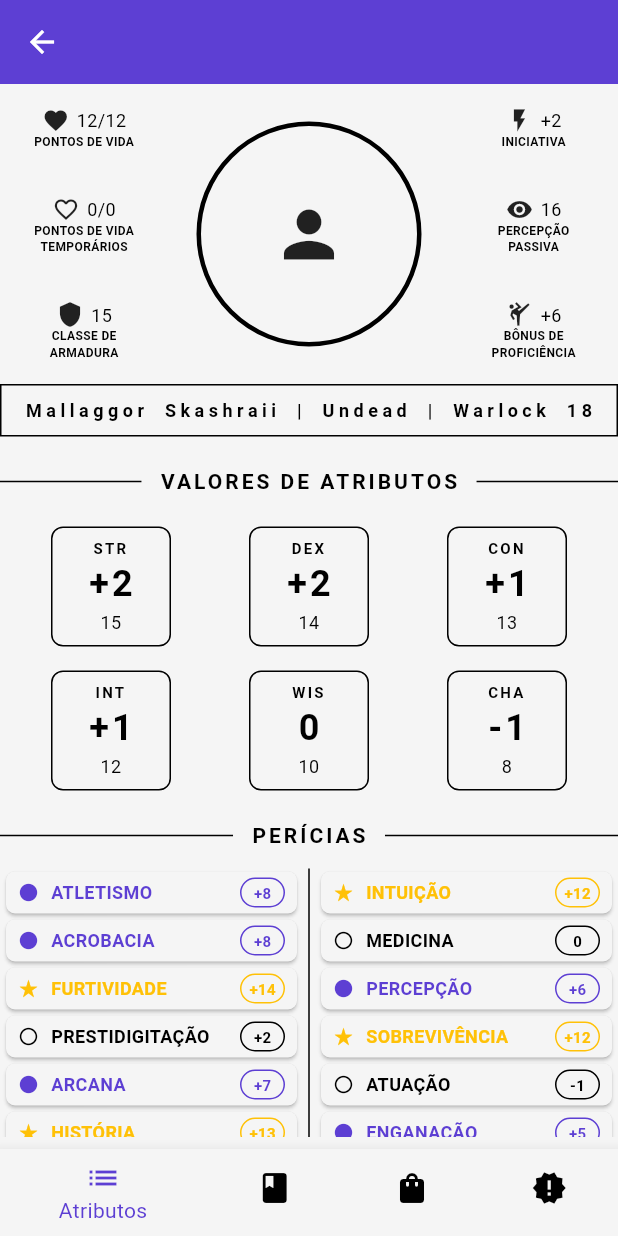
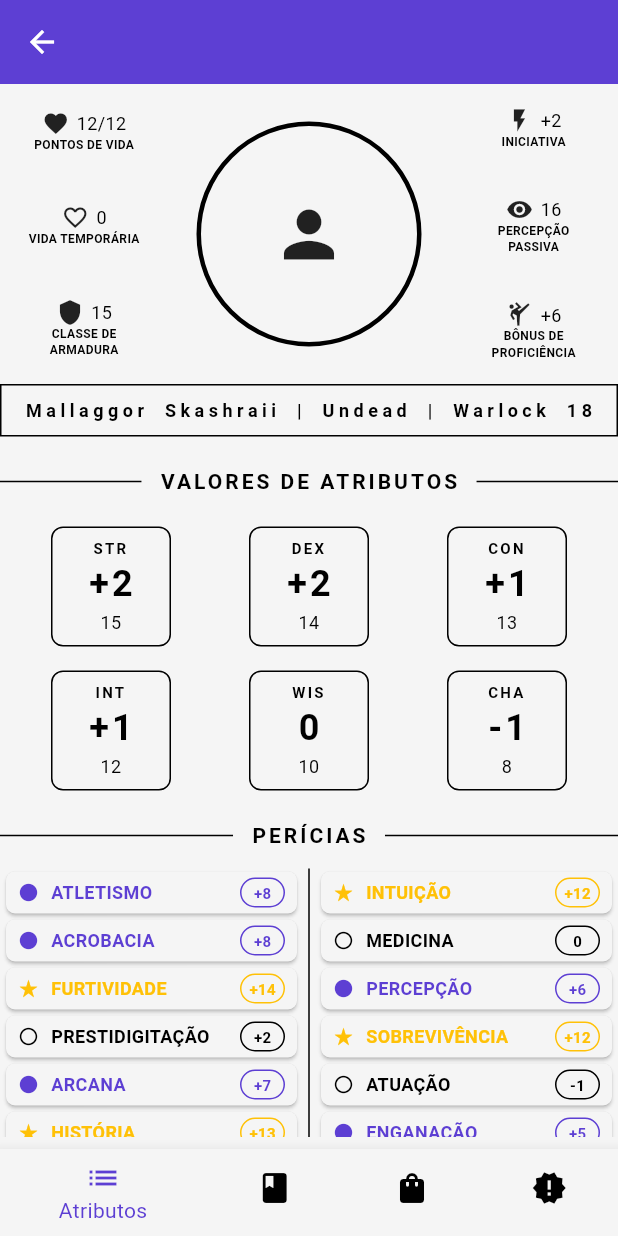
Before and after one commit to ImGumono/aventuris_app, a Flutter app: the CharacterSheetPage screen opened by its route, after a tap on "ATLETISMO", on a phone screen of 412 x 824 dp. Run offline on Flutter 3.47's test engine with Material 3 defaults, Android fonts, the phone set to English and light mode, and no system bars; our stand-ins replace flutter_riverpod, go_router; statements that could not run were skipped.

Commit message:
Refactor CharacterProfileView layout and extract widget methods for left and right columns

```diff
--- a/lib/features/character_sheet/components/character_profile_view.dart
+++ b/lib/features/character_sheet/components/character_profile_view.dart
@@ -1,4 +1,5 @@
 import 'package:aventuris_app/features/character_sheet/controllers/character_controller.dart';
+import 'package:aventuris_app/features/character_sheet/models/character_model.dart';
 import 'package:flutter/material.dart';
 import 'package:flutter_riverpod/flutter_riverpod.dart';
 
@@ -16,44 +17,135 @@ class CharacterProfileView extends ConsumerWidget {
 
     return Container(
       color: Theme.of(context).colorScheme.surface,
-      width: MediaQuery.of(context).size.width,
+      width: double.infinity,
       child: Column(
         mainAxisAlignment: MainAxisAlignment.spaceBetween,
         children: [
           Row(
             mainAxisAlignment: MainAxisAlignment.spaceAround,
             children: [
-              // Coluna Esquerda
-              SizedBox(
+              _buildLeftColumn(context, controller, character),
+              _buildAvatar(context),
+              _buildRightColumn(controller),
+            ],
+          ),
+          _buildTitleBar(context, character),
+        ],
+      ),
+    );
+  }
+
+  /// ======================
+  /// LADO ESQUERDO
+  /// ======================
+  Widget _buildLeftColumn(
+    BuildContext context,
+    CharacterController controller,
+    CharacterModel character,
+  ) {
+    return SizedBox(
+      height: 200,
+      width: 75,
+      child: Column(
+        mainAxisAlignment: MainAxisAlignment.spaceAround,
+        children: [
+          _buildLifeProperty(
+            context: context,
+            title: 'Pontos de Vida',
+            text: '${character.life}/${character.maxLife}',
+            icon: Icons.favorite,
+            onTap: () => _openValueDialog(
+              context: context,
+              title: 'PV Atual',
+              initialValue: character.life,
+              minValue: 0,
+              onSave: controller.setLife,
+            ),
+            onLongPress: () => _openValueDialog(
+              context: context,
+              title: 'PV Máximo',
+              initialValue: character.maxLife,
+              minValue: 1,
+              onSave: controller.setMaxLife,
+            ),
+            onDoubleTap: controller.decrementLife,
+          ),
+          _buildLifeProperty(
+            context: context,
+            title: 'Vida Temporária',
+            text: '${character.temporaryLife}',
+            icon: Icons.favorite_border,
+            onTap: () => _openValueDialog(
+              context: context,
+              title: 'Vida Temporária',
+              initialValue: character.temporaryLife,
+              minValue: 0,
+              onSave: controller.setTemporaryLife,
+            ),
+            onLongPress: () {
+              // TODO
+            },
+            onDoubleTap: controller.decrementTemporaryLife,
+          ),
+          _buildLifeProperty(
+            context: context,
+            title: 'Classe de Armadura',
+            text: '${character.armorClass}',
+            icon: Icons.shield,
+            onTap: () => _openValueDialog(
+              context: context,
+              title: 'Classe de Armadura',
+              initialValue: character.armorClass,
+              minValue: 0,
+              onSave: controller.setArmorClass,
+            ),
+            onLongPress: () {
+              // TODO
+            },
+            onDoubleTap: () {
+              // TODO
+            },
+          ),
+        ],
+      ),
+    );
+  }
+
+  /// ======================
+  /// LADO DIREITO
+  /// ======================
+  Widget _buildRightColumn(CharacterController controller) {
+    return SizedBox(
       height: 200,
       width: 75,
       child: Column(
         mainAxisAlignment: MainAxisAlignment.spaceAround,
         children: [
           _buildProperty(
-                      icon: Icons.favorite_sharp,
-                      title: 'Pontos de Vida',
-                      text: '${character.life}/${character.maxLife}',
+            icon: Icons.flash_on,
+            title: 'Iniciativa',
+            text: '+${controller.getInitiative()}',
           ),
           _buildProperty(
-                      icon: Icons.favorite_border_sharp,
-                      title: 'Pontos de Vida Temporários',
-                      text:
-                          '${character.temporaryLife}/${character.temporaryMaxLife}',
+            icon: Icons.remove_red_eye,
+            title: 'Percepção Passiva',
+            text: '${controller.getPassivePerception()}',
           ),
           _buildProperty(
-                      icon: Icons.shield,
-                      title: 'Classe de Armadura',
-                      text: '${character.armorClass}',
+            icon: Icons.sports_martial_arts,
+            title: 'Bônus de Proficiência',
+            text: '+${controller.getProficiencyBonus()}',
           ),
         ],
       ),
-              ),
+    );
+  }
 
-              // Avatar no Meio
-              Column(
-                children: [
-                  Padding(
+  /// ======================
+  /// AVATAR
+  /// ======================
+  Widget _buildAvatar(BuildContext context) {
+    return Padding(
       padding: const EdgeInsets.symmetric(vertical: 25),
       child: Container(
         height: 150,
@@ -68,44 +160,29 @@ class CharacterProfileView extends ConsumerWidget {
         ),
         child: const Icon(Icons.person, size: 50),
       ),
-                  ),
-                ],
-              ),
-
-              // Coluna Direita
-              SizedBox(
-                height: 200,
-                width: 75,
-                child: Column(
-                  mainAxisAlignment: MainAxisAlignment.spaceAround,
-                  children: [
-                    _buildProperty(
-                      icon: Icons.flash_on,
-                      title: 'Iniciativa',
-                      text: '+${controller.getInitiative().toString()}',
-                    ),
-                    _buildProperty(
-                      icon: Icons.remove_red_eye,
-                      title: 'Percepção Passiva',
-                      text: controller.getPassivePerception().toString(),
-                    ),
-                    _buildProperty(
-                      icon: Icons.sports_martial_arts,
-                      title: 'Bônus de Proficiência',
-                      text: '+${controller.getProficiencyBonus().toString()}',
-                    ),
-                  ],
-                ),
-              ),
-            ],
-          ),
-          _buildTitleBar(context, character),
-        ],
-      ),
     );
   }
 
-  /// Widget de propriedade individual
+  /// ======================
+  /// PROPRIEDADES
+  /// ======================
+  Widget _buildLifeProperty({
+    required BuildContext context,
+    required String title,
+    required String text,
+    required IconData icon,
+    required VoidCallback onTap,
+    required VoidCallback onLongPress,
+    required VoidCallback onDoubleTap,
+  }) {
+    return GestureDetector(
+      onTap: onTap,
+      onLongPress: onLongPress,
+      onDoubleTap: onDoubleTap,
+      child: _buildProperty(icon: icon, title: title, text: text),
+    );
+  }
+
   Widget _buildProperty({
     required String title,
     required String text,
@@ -135,8 +212,10 @@ class CharacterProfileView extends ConsumerWidget {
     );
   }
 
-  /// Barra inferior com nome, classe e nível
-  Container _buildTitleBar(BuildContext context, character) {
+  /// ======================
+  /// TÍTULO INFERIOR
+  /// ======================
+  Container _buildTitleBar(BuildContext context, CharacterModel character) {
     return Container(
       decoration: BoxDecoration(
         border: Border.all(color: Theme.of(context).colorScheme.outline),
@@ -161,4 +240,63 @@ class CharacterProfileView extends ConsumerWidget {
       ),
     );
   }
+
+  /// ======================
+  /// DIÁLOGO GENÉRICO
+  /// ======================
+  Future<void> _openValueDialog({
+    required BuildContext context,
+    required String title,
+    required int initialValue,
+    required int minValue,
+    required ValueChanged<int> onSave,
+  }) async {
+    int currentValue = initialValue;
+
+    await showDialog(
+      context: context,
+      builder: (context) {
+        return StatefulBuilder(
+          builder: (context, setState) {
+            return AlertDialog(
+              title: Text(title),
+              content: Row(
+                mainAxisAlignment: MainAxisAlignment.center,
+                children: [
+                  IconButton(
+                    icon: const Icon(Icons.remove),
+                    onPressed: () {
+                      if (currentValue > minValue) {
+                        setState(() => currentValue--);
                       }
+                    },
+                  ),
+                  Text('$currentValue', style: const TextStyle(fontSize: 24)),
+                  IconButton(
+                    icon: const Icon(Icons.add),
+                    onPressed: () {
+                      setState(() => currentValue++);
+                    },
+                  ),
+                ],
+              ),
+              actions: [
+                TextButton(
+                  onPressed: () => Navigator.pop(context),
+                  child: const Text('Cancelar'),
+                ),
+                TextButton(
+                  onPressed: () {
+                    onSave(currentValue);
+                    Navigator.pop(context);
+                  },
+                  child: const Text('Salvar'),
+                ),
+              ],
+            );
+          },
+        );
+      },
+    );
+  }
+}
```
Lines whose indentation alone changed are shown as unchanged.
